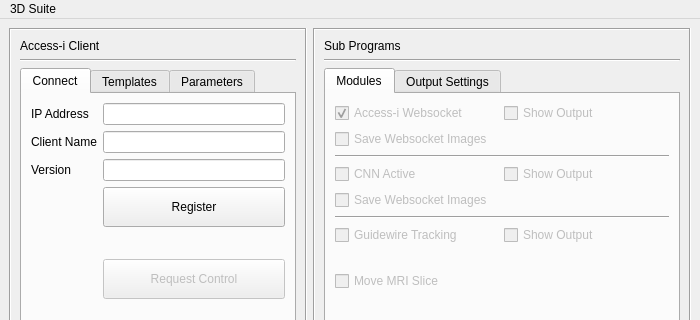
First picture: the form in tracking-software/main_ui.ui, repository martinreinok/master-thesis, before the edit; both pictures show x 0 to 700 and y 0 to 320 of the 700 by 550 pixel window.
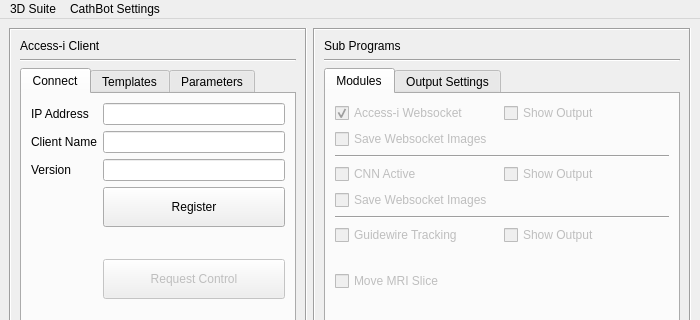
Second picture: the form after the edit.

Commit message: Implemented Both Slave and Master CANbus interface

What changed in the file:
```diff
--- a/tracking-software/main_ui.ui
+++ b/tracking-software/main_ui.ui
@@ -1028,7 +1028,14 @@
     </property>
     <addaction name="actionOpen_3D_Scan_Suite"/>
    </widget>
+   <widget class="QMenu" name="menuCathBot_Settings">
+    <property name="title">
+     <string>CathBot Settings</string>
+    </property>
+    <addaction name="actionOpen_CathBot_CAN_Interface"/>
+   </widget>
    <addaction name="menuScanSuite"/>
+   <addaction name="menuCathBot_Settings"/>
   </widget>
   <widget class="QStatusBar" name="statusbar"/>
   <action name="actionOpen_3D_Scan_Suite">
```
Left out of the diff: 5 changed lines with no effect on the pictures. The commit also changes 7 other files.
